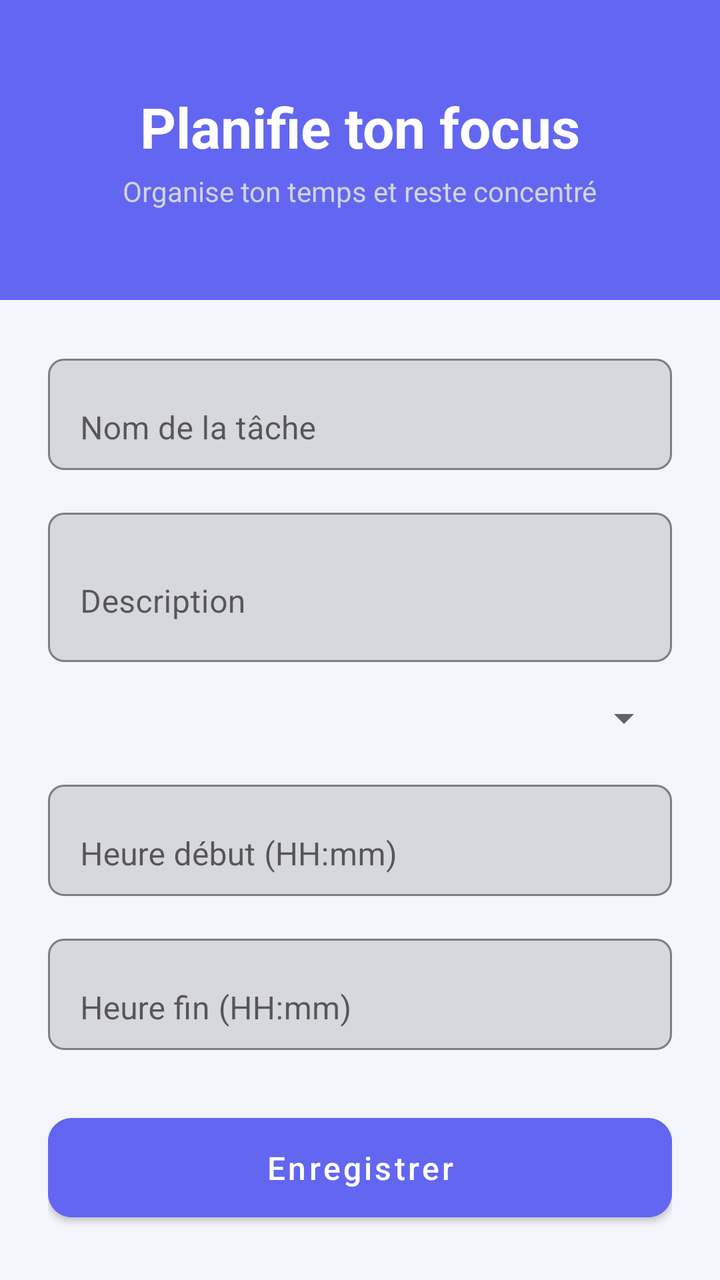
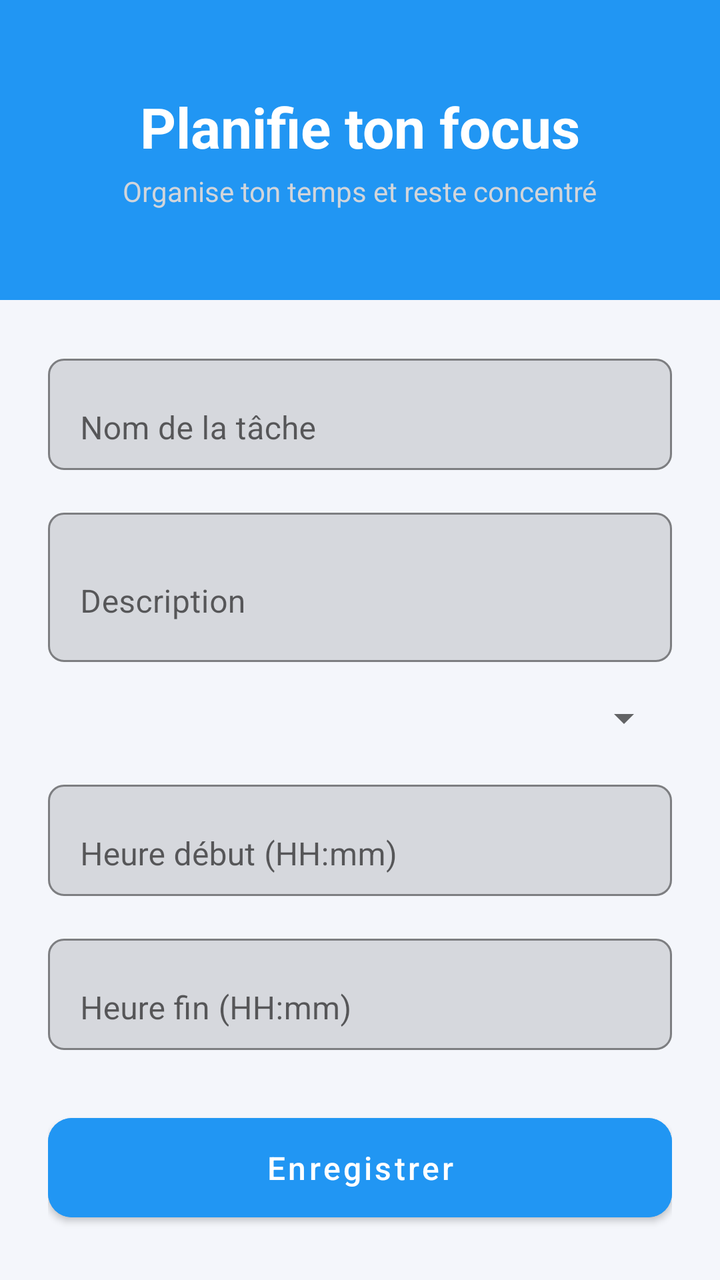

Before-and-after screenshots of an Android layout around one commit, followed by the original layout XML and the change that was made.
<!-- AndroidManifest.xml: application theme Theme.DevVibe -->
<!-- res/layout/activity_add_edit_task.xml -->
<?xml version="1.0" encoding="utf-8"?>
<androidx.constraintlayout.widget.ConstraintLayout
    xmlns:android="http://schemas.android.com/apk/res/android"
    xmlns:app="http://schemas.android.com/apk/res-auto"
    android:layout_width="match_parent"
    android:layout_height="match_parent"
    android:background="#F4F6FB">

    
    <LinearLayout
        android:id="@+id/headerBanner"
        android:layout_width="0dp"
        android:layout_height="150dp"
        android:orientation="vertical"
        android:gravity="center"
        android:background="#6366F1"
        app:layout_constraintTop_toTopOf="parent"
        app:layout_constraintStart_toStartOf="parent"
        app:layout_constraintEnd_toEndOf="parent">

        <TextView
            android:id="@+id/formTitle"
            android:layout_width="wrap_content"
            android:layout_height="wrap_content"
            android:text="Planifie ton focus"
            android:textColor="#FFFFFF"
            android:textSize="28sp"
            android:textStyle="bold"/>

        <TextView
            android:id="@+id/formSubtitle"
            android:layout_width="wrap_content"
            android:layout_height="wrap_content"
            android:text="Organise ton temps et reste concentré"
            android:textColor="#D1D5DB"
            android:textSize="14sp"
            android:layout_marginTop="4dp"/>
    </LinearLayout>

    
    <ScrollView
        android:layout_width="0dp"
        android:layout_height="0dp"
        android:fillViewport="true"
        app:layout_constraintTop_toBottomOf="@id/headerBanner"
        app:layout_constraintBottom_toBottomOf="parent"
        app:layout_constraintStart_toStartOf="parent"
        app:layout_constraintEnd_toEndOf="parent"
        android:padding="24dp">

        <LinearLayout
            android:layout_width="match_parent"
            android:layout_height="wrap_content"
            android:orientation="vertical"
            android:gravity="center_horizontal"
            android:spacing="16dp">

            
            <com.google.android.material.textfield.TextInputLayout
                android:layout_width="match_parent"
                android:layout_height="wrap_content"
                android:hint="Nom de la tâche"
                app:boxBackgroundMode="outline"
                app:boxStrokeColor="#D1D5DB"
                app:boxCornerRadiusTopStart="8dp"
                app:boxCornerRadiusTopEnd="8dp"
                app:boxCornerRadiusBottomStart="8dp"
                app:boxCornerRadiusBottomEnd="8dp">

                <com.google.android.material.textfield.TextInputEditText
                    android:id="@+id/editTitle"
                    android:layout_width="match_parent"
                    android:layout_height="wrap_content"
                    android:inputType="textCapWords"/>
            </com.google.android.material.textfield.TextInputLayout>

            
            <com.google.android.material.textfield.TextInputLayout
                android:layout_width="match_parent"
                android:layout_height="wrap_content"
                android:layout_marginTop="16dp"
                android:hint="Description"
                app:boxBackgroundMode="outline"
                app:boxStrokeColor="#D1D5DB"
                app:boxCornerRadiusTopStart="8dp"
                app:boxCornerRadiusTopEnd="8dp"
                app:boxCornerRadiusBottomStart="8dp"
                app:boxCornerRadiusBottomEnd="8dp">

                <com.google.android.material.textfield.TextInputEditText
                    android:id="@+id/editDescription"
                    android:layout_width="match_parent"
                    android:layout_height="wrap_content"
                    android:minLines="2"
                    android:inputType="textMultiLine"/>
            </com.google.android.material.textfield.TextInputLayout>

            
            <com.google.android.material.textfield.TextInputLayout
                android:layout_width="match_parent"
                android:layout_height="wrap_content"
                android:layout_marginTop="16dp"
                android:hint="Type de tâche"
                app:boxBackgroundMode="outline"
                app:boxStrokeColor="#D1D5DB"
                app:boxCornerRadiusTopStart="8dp"
                app:boxCornerRadiusTopEnd="8dp"
                app:boxCornerRadiusBottomStart="8dp"
                app:boxCornerRadiusBottomEnd="8dp">

                <Spinner
                    android:id="@+id/spinnerType"
                    android:layout_width="match_parent"
                    android:layout_height="wrap_content"
                    android:spinnerMode="dropdown"/>
            </com.google.android.material.textfield.TextInputLayout>

            
            <com.google.android.material.textfield.TextInputLayout
                android:layout_width="match_parent"
                android:layout_height="wrap_content"
                android:layout_marginTop="16dp"
                android:hint="Heure début (HH:mm)"
                app:boxBackgroundMode="outline"
                app:boxStrokeColor="#D1D5DB"
                app:boxCornerRadiusTopStart="8dp"
                app:boxCornerRadiusTopEnd="8dp"
                app:boxCornerRadiusBottomStart="8dp"
                app:boxCornerRadiusBottomEnd="8dp">

                <com.google.android.material.textfield.TextInputEditText
                    android:id="@+id/editStartTime"
                    android:layout_width="match_parent"
                    android:layout_height="wrap_content"
                    android:inputType="time"/>
            </com.google.android.material.textfield.TextInputLayout>

            
            <com.google.android.material.textfield.TextInputLayout
                android:layout_width="match_parent"
                android:layout_height="wrap_content"
                android:layout_marginTop="16dp"
                android:hint="Heure fin (HH:mm)"
                app:boxBackgroundMode="outline"
                app:boxStrokeColor="#D1D5DB"
                app:boxCornerRadiusTopStart="8dp"
                app:boxCornerRadiusTopEnd="8dp"
                app:boxCornerRadiusBottomStart="8dp"
                app:boxCornerRadiusBottomEnd="8dp">

                <com.google.android.material.textfield.TextInputEditText
                    android:id="@+id/editEndTime"
                    android:layout_width="match_parent"
                    android:layout_height="wrap_content"
                    android:inputType="time"/>
            </com.google.android.material.textfield.TextInputLayout>

            
            <com.google.android.material.button.MaterialButton
                android:id="@+id/btnSave"
                android:layout_width="match_parent"
                android:layout_height="wrap_content"
                android:layout_marginTop="28dp"
                android:backgroundTint="#6366F1"
                android:text="Enregistrer"
                android:textAllCaps="false"
                android:textColor="#FFFFFF"
                android:textSize="16sp"
                app:cornerRadius="12dp"
                android:padding="14dp"/>
        </LinearLayout>
    </ScrollView>

</androidx.constraintlayout.widget.ConstraintLayout>
<!-- resources referenced by this layout -->
<resources>
  <style name="Theme.DevVibe" parent="Base.Theme.DevVibe" />
  <style name="Base.Theme.DevVibe" parent="Theme.MaterialComponents.DayNight.NoActionBar">
          
          
      </style>
</resources>

<!-- the commit's change to res/layout/activity_add_edit_task.xml (unified diff, before → after) -->
@@ -13,7 +13,7 @@
         android:layout_height="150dp"
         android:orientation="vertical"
         android:gravity="center"
-        android:background="#6366F1"
+        android:background="#2196F3"
         app:layout_constraintTop_toTopOf="parent"
         app:layout_constraintStart_toStartOf="parent"
         app:layout_constraintEnd_toEndOf="parent">
@@ -161,7 +161,7 @@
                 android:layout_width="match_parent"
                 android:layout_height="wrap_content"
                 android:layout_marginTop="28dp"
-                android:backgroundTint="#6366F1"
+                android:backgroundTint="#2196F3"
                 android:text="Enregistrer"
                 android:textAllCaps="false"
                 android:textColor="#FFFFFF"
